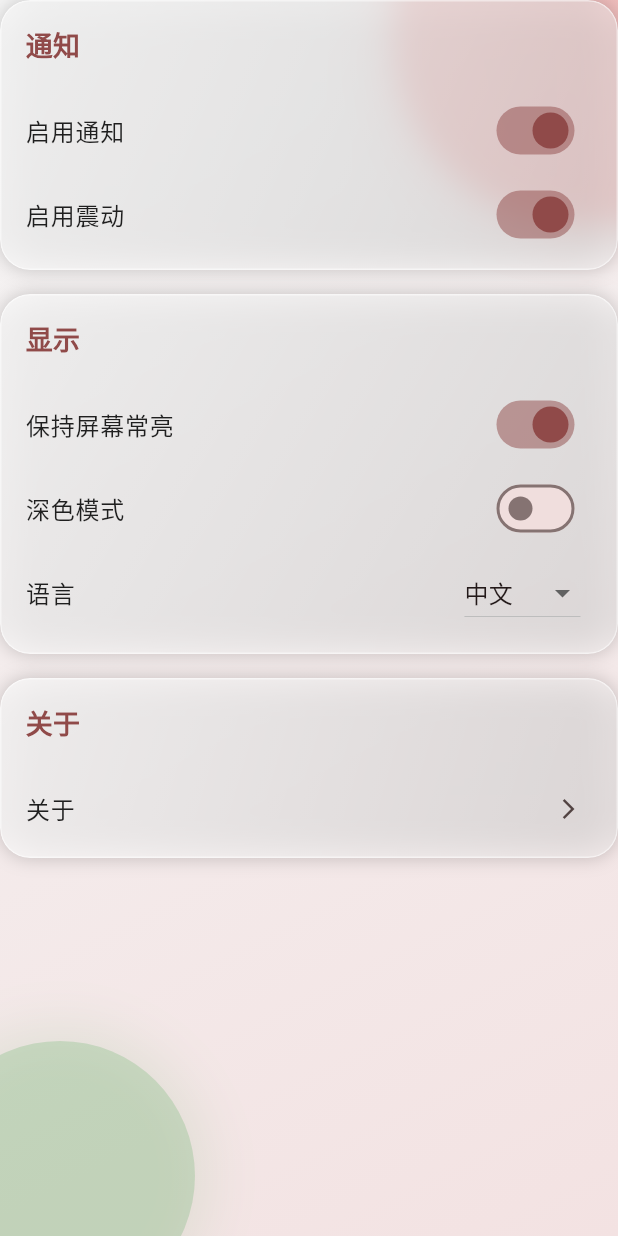
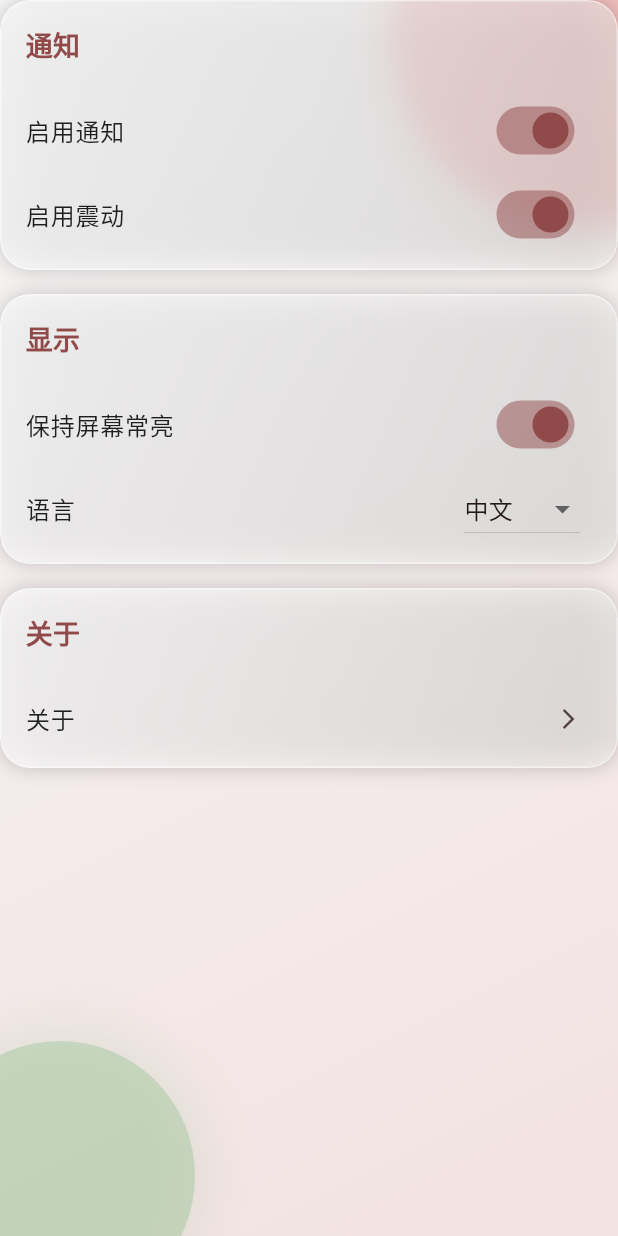
Before and after one commit to 350050183/tommato_timer, a Flutter app: the screen it shows after launch, after a tap on "开始", after a tap on "重置", after a tap on the "settings" icon, on a phone screen of 412 x 824 dp. Run offline on Flutter 3.47's test engine with Material 3 defaults, Android fonts, the light colour scheme and no system bars; our stand-ins replace audioplayers, flutter_local_notifications, shared_preferences, vibration, webview_flutter; missing offline and left inert: model_viewer_plus, webview_flutter_android, webview_flutter_wkwebview; statements that could not run were skipped.

Commit message:
FIX BUGS

```diff
--- a/lib/main.dart
+++ b/lib/main.dart
@@ -36,6 +36,7 @@ void main() async {
   runApp(
     MultiProvider(
       providers: [
+        ChangeNotifierProvider(create: (_) => LocalizationProvider()),
         ChangeNotifierProvider(
           create: (context) => SettingsModel(settings: settings),
         ),
--- a/lib/models/timer_model.dart
+++ b/lib/models/timer_model.dart
@@ -188,6 +188,7 @@ class TimerModel extends ChangeNotifier {
       }
       _hasStarted = false;
       pauseTimer();
+      reset();
     } else {
       _remainingTime = _remainingTime - const Duration(seconds: 1);
       debugPrint(
--- /dev/null
+++ b/lib/providers/localization_provider.dart
@@ -0,0 +1,18 @@
+import 'package:flutter/material.dart';
+
+class LocalizationProvider extends ChangeNotifier {
+  Locale _locale = const Locale('zh');
+
+  Locale get locale => _locale;
+
+  void setLocale(Locale locale) {
+    _locale = locale;
+    notifyListeners();
+  }
+
+  String translate(String key) {
+    // 这里可以添加实际的翻译逻辑
+    // 目前返回key作为占位符
+    return key;
+  }
+}
--- a/lib/providers/timer_provider.dart
+++ b/lib/providers/timer_provider.dart
@@ -46,6 +46,7 @@ class TimerProvider extends ChangeNotifier {
         debugPrint('TimerProvider: 计时器完成，准备播放声音');
         _playCompletionSound();
       }
+      resetTimer();
     } else if (_timerModel.state != TimerState.finished) {
       _isCompleted = false;
     }
--- a/lib/screens/home_screen.dart
+++ b/lib/screens/home_screen.dart
@@ -48,7 +48,7 @@ class HomeScreen extends StatelessWidget {
               : Colors.black.withOpacity(0.2),
           child: Center(
             child: Text(
-              '3D番茄时钟',
+              '3D Tomato Timer',
               style: TextStyle(
                 fontSize: 18,
                 fontWeight: FontWeight.w500,
--- a/lib/screens/settings_screen.dart
+++ b/lib/screens/settings_screen.dart
@@ -56,12 +56,6 @@ class SettingsScreen extends StatelessWidget {
                           l10n.keepScreenOn,
                           settings.keepScreenOn,
                           (value) => settingsModel.setKeepScreenOn(value),
-                        ),
-                        _buildSwitchTile(
-                          context,
-                          l10n.darkMode,
-                          settings.isDarkMode,
-                          (value) => settingsModel.setDarkMode(value),
                         ),
                         _buildLanguageTile(context, l10n, settingsModel),
                       ],
--- a/lib/utils/l10n/en.dart
+++ b/lib/utils/l10n/en.dart
@@ -16,7 +16,7 @@ const Map<String, String> en = {
   'chinese': 'Chinese',
   'english': 'English',
 
-  'appTitle': 'Tomato Timer',
+  'appTitle': '3D Tomato Timer',
   'startButton': 'Start',
   'pauseButton': 'Pause',
   'resetButton': 'Reset',
@@ -66,7 +66,7 @@ const Map<String, String> en = {
   'appDescription':
       'A simple and elegant Pomodoro timer app that helps you stay focused and productive.',
   'developerInfo': 'Developer Information',
-  'developerName': 'Wu Kun',
+  'developerName': 'swingcoder',
   'developerEmail': 'wukun@example.com',
   'contactDeveloper': 'Contact Developer',
   'appFeatures': 'Features',
--- a/lib/widgets/control_buttons.dart
+++ b/lib/widgets/control_buttons.dart
@@ -1,4 +1,5 @@
 import 'package:flutter/material.dart';
+import 'package:tomato_app/utils/l10n/app_localizations.dart';
 
 class ControlButtons extends StatelessWidget {
   final bool isRunning;
@@ -28,7 +29,9 @@ class ControlButtons extends StatelessWidget {
             ),
           ),
           child: Text(
-            isRunning ? '暂停' : '开始',
+            isRunning
+                ? AppLocalizations.of(context)!.pauseButton
+                : AppLocalizations.of(context)!.startButton,
             style: const TextStyle(fontSize: 18),
           ),
         ),
@@ -41,7 +44,10 @@ class ControlButtons extends StatelessWidget {
               borderRadius: BorderRadius.circular(8),
             ),
           ),
-          child: const Text('重置', style: TextStyle(fontSize: 18)),
+          child: Text(
+            AppLocalizations.of(context)!.resetButton,
+            style: const TextStyle(fontSize: 18),
+          ),
         ),
       ],
     );
```
Also changed, not shown: 2 other files.
